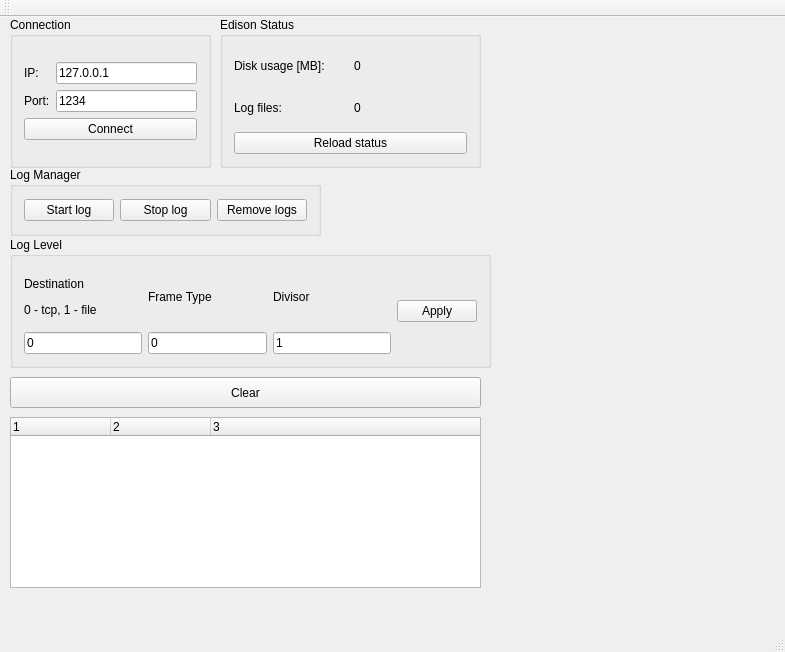
Above: diagnostic/ui/mainwindow.ui from klonage/snowcookie before the change. Below: the same form after it.
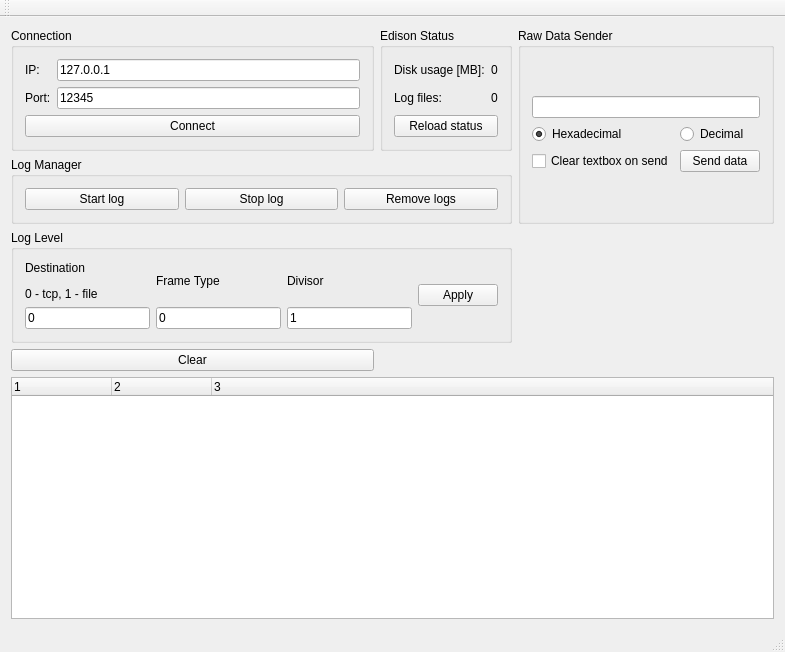
That is the form after the change.

Commit message: diagnostic: add raw data sender module

```diff
--- a/diagnostic/ui/mainwindow.ui
+++ b/diagnostic/ui/mainwindow.ui
@@ -14,55 +14,155 @@
    <string>MainWindow</string>
   </property>
   <widget class="QWidget" name="centralWidget">
-   <widget class="QGroupBox" name="groupBox_4">
-    <property name="geometry">
-     <rect>
-      <x>10</x>
-      <y>150</y>
-      <width>311</width>
-      <height>69</height>
-     </rect>
-    </property>
+   <layout class="QGridLayout" name="gridLayout_10">
+    <item row="0" column="1">
+     <widget class="QGroupBox" name="groupBox">
+      <property name="title">
+       <string>Edison Status</string>
+      </property>
+      <layout class="QGridLayout" name="gridLayout_3">
+       <item row="0" column="0">
+        <layout class="QGridLayout" name="gridLayout_2">
+         <item row="2" column="0">
+          <widget class="QLabel" name="label_4">
+           <property name="text">
+            <string>Log files:</string>
+           </property>
+          </widget>
+         </item>
+         <item row="1" column="0">
+          <widget class="QLabel" name="label_3">
+           <property name="text">
+            <string>Disk usage [MB]:</string>
+           </property>
+          </widget>
+         </item>
+         <item row="1" column="1">
+          <widget class="QLabel" name="diskUsageLabel">
+           <property name="text">
+            <string>0</string>
+           </property>
+          </widget>
+         </item>
+         <item row="2" column="1">
+          <widget class="QLabel" name="logFilesCountLabel">
+           <property name="text">
+            <string>0</string>
+           </property>
+          </widget>
+         </item>
+         <item row="3" column="0" colspan="2">
+          <widget class="QPushButton" name="reloadStatusButton">
+           <property name="text">
+            <string>Reload status</string>
+           </property>
+          </widget>
+         </item>
+        </layout>
+       </item>
+      </layout>
+     </widget>
+    </item>
+    <item row="0" column="0">
+     <widget class="QGroupBox" name="groupBox_2">
     <property name="title">
-     <string>Log Manager</string>
-    </property>
-    <layout class="QGridLayout" name="gridLayout_7">
+       <string>Connection</string>
+      </property>
+      <layout class="QGridLayout" name="gridLayout_4">
      <item row="0" column="0">
-      <layout class="QHBoxLayout" name="horizontalLayout">
-       <item>
-        <widget class="QPushButton" name="startLogPushButton">
+        <layout class="QGridLayout" name="gridLayout">
+         <item row="1" column="0">
+          <widget class="QLabel" name="label_2">
          <property name="text">
-          <string>Start log</string>
+            <string>Port:</string>
          </property>
         </widget>
        </item>
-       <item>
-        <widget class="QPushButton" name="stopLogPushButton">
+         <item row="0" column="0">
+          <widget class="QLabel" name="label">
          <property name="text">
-          <string>Stop log</string>
+            <string>IP:</string>
          </property>
         </widget>
        </item>
-       <item>
-        <widget class="QPushButton" name="clearLogPushButton">
+         <item row="0" column="1">
+          <widget class="QLineEdit" name="ipLineEdit">
          <property name="text">
-          <string>Remove logs</string>
+            <string>127.0.0.1</string>
          </property>
         </widget>
        </item>
+         <item row="1" column="1">
+          <widget class="QLineEdit" name="portLineEdit">
+           <property name="text">
+            <string>12345</string>
+           </property>
+          </widget>
+         </item>
+         <item row="2" column="0" colspan="2">
+          <widget class="QPushButton" name="connectButton">
+           <property name="text">
+            <string>Connect</string>
+           </property>
+          </widget>
+         </item>
       </layout>
      </item>
     </layout>
    </widget>
+    </item>
+    <item row="0" column="2" rowspan="2">
+     <widget class="QGroupBox" name="groupBox_5">
+      <property name="title">
+       <string>Raw Data Sender</string>
+      </property>
+      <layout class="QGridLayout" name="gridLayout_9">
+       <item row="0" column="0">
+        <layout class="QGridLayout" name="gridLayout_8">
+         <item row="2" column="0">
+          <widget class="QCheckBox" name="clearAfterSendCheckBox">
+           <property name="text">
+            <string>Clear textbox on send</string>
+           </property>
+          </widget>
+         </item>
+         <item row="0" column="0" colspan="2">
+          <widget class="QLineEdit" name="rawDataEdit"/>
+         </item>
+         <item row="2" column="1">
+          <widget class="QPushButton" name="sendRawButton">
+           <property name="text">
+            <string>Send data</string>
+           </property>
+          </widget>
+         </item>
+         <item row="1" column="0">
+          <widget class="QRadioButton" name="hexRawRadio">
+           <property name="text">
+            <string>Hexadecimal</string>
+           </property>
+           <property name="checked">
+            <bool>true</bool>
+           </property>
+          </widget>
+         </item>
+         <item row="1" column="1">
+          <widget class="QRadioButton" name="decRawRadio">
+           <property name="text">
+            <string>Decimal</string>
+           </property>
+           <property name="checked">
+            <bool>false</bool>
+           </property>
+          </widget>
+         </item>
+        </layout>
+       </item>
+      </layout>
+     </widget>
+    </item>
+    <item row="2" column="0" colspan="2">
    <widget class="QGroupBox" name="groupBox_3">
-    <property name="geometry">
-     <rect>
-      <x>10</x>
-      <y>220</y>
-      <width>481</width>
-      <height>131</height>
-     </rect>
-    </property>
     <property name="title">
      <string>Log Level</string>
     </property>
@@ -122,123 +222,50 @@
      </item>
     </layout>
    </widget>
-   <widget class="QGroupBox" name="groupBox_2">
-    <property name="geometry">
-     <rect>
-      <x>10</x>
-      <y>0</y>
-      <width>201</width>
-      <height>151</height>
-     </rect>
-    </property>
+    </item>
+    <item row="1" column="0" colspan="2">
+     <widget class="QGroupBox" name="groupBox_4">
     <property name="title">
-     <string>Connection</string>
-    </property>
-    <layout class="QGridLayout" name="gridLayout_4">
+       <string>Log Manager</string>
+      </property>
+      <layout class="QGridLayout" name="gridLayout_7">
      <item row="0" column="0">
-      <layout class="QGridLayout" name="gridLayout">
-       <item row="1" column="0">
-        <widget class="QLabel" name="label_2">
+        <layout class="QHBoxLayout" name="horizontalLayout">
+         <item>
+          <widget class="QPushButton" name="startLogPushButton">
          <property name="text">
-          <string>Port:</string>
+            <string>Start log</string>
          </property>
         </widget>
        </item>
-       <item row="0" column="0">
-        <widget class="QLabel" name="label">
+         <item>
+          <widget class="QPushButton" name="stopLogPushButton">
          <property name="text">
-          <string>IP:</string>
+            <string>Stop log</string>
          </property>
         </widget>
        </item>
-       <item row="0" column="1">
-        <widget class="QLineEdit" name="ipLineEdit">
+         <item>
+          <widget class="QPushButton" name="clearLogPushButton">
          <property name="text">
-          <string>127.0.0.1</string>
+            <string>Remove logs</string>
          </property>
         </widget>
        </item>
-       <item row="1" column="1">
-        <widget class="QLineEdit" name="portLineEdit">
-         <property name="text">
-          <string>1234</string>
-         </property>
-        </widget>
-       </item>
-       <item row="2" column="0" colspan="2">
-        <widget class="QPushButton" name="connectButton">
-         <property name="text">
-          <string>Connect</string>
-         </property>
-        </widget>
-       </item>
       </layout>
      </item>
     </layout>
    </widget>
-   <widget class="QGroupBox" name="groupBox">
-    <property name="geometry">
-     <rect>
-      <x>220</x>
-      <y>0</y>
-      <width>261</width>
-      <height>151</height>
-     </rect>
-    </property>
-    <property name="title">
-     <string>Edison Status</string>
-    </property>
-    <layout class="QGridLayout" name="gridLayout_3">
-     <item row="0" column="0">
-      <layout class="QGridLayout" name="gridLayout_2">
-       <item row="2" column="0">
-        <widget class="QLabel" name="label_4">
-         <property name="text">
-          <string>Log files:</string>
-         </property>
-        </widget>
-       </item>
-       <item row="1" column="0">
-        <widget class="QLabel" name="label_3">
+    </item>
+    <item row="4" column="0">
+     <widget class="QPushButton" name="clearTreeButton">
          <property name="text">
-          <string>Disk usage [MB]:</string>
+       <string>Clear</string>
          </property>
         </widget>
        </item>
-       <item row="1" column="1">
-        <widget class="QLabel" name="diskUsageLabel">
-         <property name="text">
-          <string>0</string>
-         </property>
-        </widget>
-       </item>
-       <item row="2" column="1">
-        <widget class="QLabel" name="logFilesCountLabel">
-         <property name="text">
-          <string>0</string>
-         </property>
-        </widget>
-       </item>
-       <item row="3" column="0" colspan="2">
-        <widget class="QPushButton" name="reloadStatusButton">
-         <property name="text">
-          <string>Reload status</string>
-         </property>
-        </widget>
-       </item>
-      </layout>
-     </item>
-    </layout>
-   </widget>
+    <item row="5" column="0" colspan="3">
    <widget class="QTreeWidget" name="framesTreeWidget">
-    <property name="geometry">
-     <rect>
-      <x>10</x>
-      <y>400</y>
-      <width>471</width>
-      <height>171</height>
-     </rect>
-    </property>
     <property name="columnCount">
      <number>3</number>
     </property>
@@ -258,19 +285,8 @@
      </property>
     </column>
    </widget>
-   <widget class="QPushButton" name="clearTreeButton">
-    <property name="geometry">
-     <rect>
-      <x>10</x>
-      <y>360</y>
-      <width>471</width>
-      <height>31</height>
-     </rect>
-    </property>
-    <property name="text">
-     <string>Clear</string>
-    </property>
-   </widget>
+    </item>
+   </layout>
   </widget>
   <widget class="QMenuBar" name="menuBar">
    <property name="geometry">
```
Lines whose indentation alone changed are shown as unchanged. The commit also changes 2 other files.
